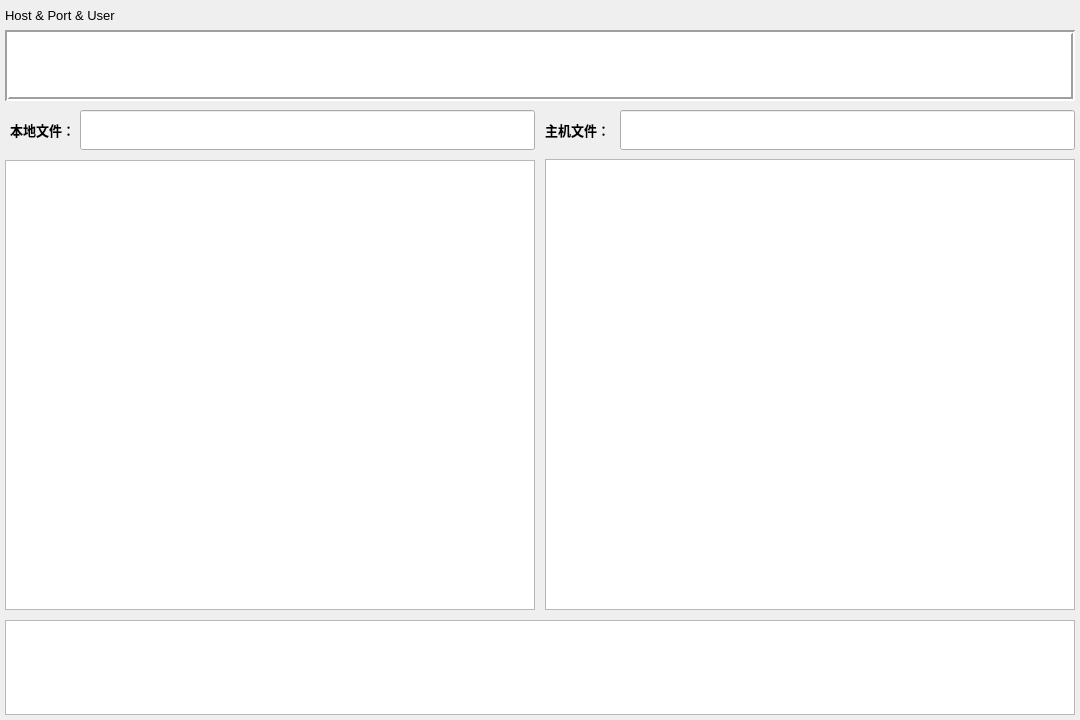
The window that mainwindow.ui (Eldil12/FTP_client) describes before a commit, drawn with Qt 5.
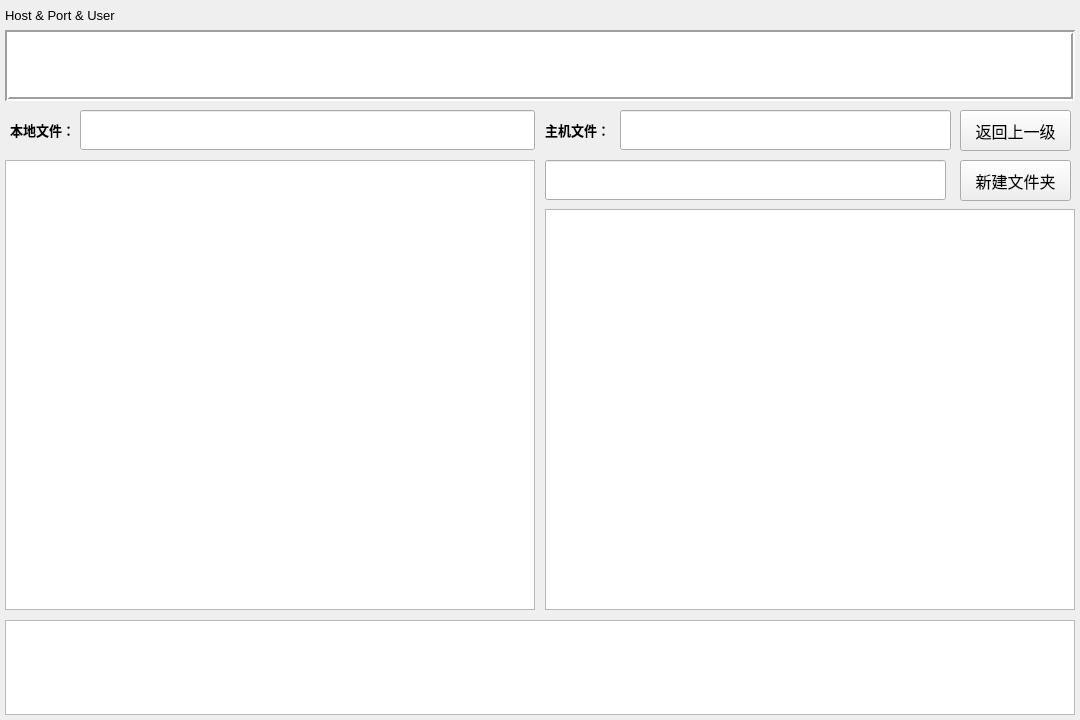
The same window after the commit.

Commit message: 新增目录相关界面

The edit to the form file:
```diff
--- a/mainwindow.ui
+++ b/mainwindow.ui
@@ -83,9 +83,9 @@
     <property name="geometry">
      <rect>
       <x>545</x>
-      <y>159</y>
+      <y>209</y>
       <width>530</width>
-      <height>451</height>
+      <height>401</height>
      </rect>
     </property>
    </widget>
@@ -134,7 +134,7 @@
      <rect>
       <x>620</x>
       <y>110</y>
-      <width>455</width>
+      <width>331</width>
       <height>40</height>
      </rect>
     </property>
@@ -179,6 +179,67 @@
      </rect>
     </property>
    </widget>
+   <widget class="QLineEdit" name="lineEdit_NewFolder">
+    <property name="geometry">
+     <rect>
+      <x>545</x>
+      <y>160</y>
+      <width>401</width>
+      <height>40</height>
+     </rect>
+    </property>
+    <property name="font">
+     <font>
+      <family>Arial</family>
+      <pointsize>10</pointsize>
+      <weight>50</weight>
+      <bold>false</bold>
+     </font>
+    </property>
+    <property name="alignment">
+     <set>Qt::AlignLeading|Qt::AlignLeft|Qt::AlignVCenter</set>
+    </property>
+   </widget>
+   <widget class="QPushButton" name="pushButton_NewFolder">
+    <property name="geometry">
+     <rect>
+      <x>960</x>
+      <y>160</y>
+      <width>111</width>
+      <height>41</height>
+     </rect>
+    </property>
+    <property name="font">
+     <font>
+      <pointsize>12</pointsize>
+      <weight>50</weight>
+      <bold>false</bold>
+     </font>
+    </property>
+    <property name="text">
+     <string>新建文件夹</string>
+    </property>
+   </widget>
+   <widget class="QPushButton" name="pushButton_PreFolder">
+    <property name="geometry">
+     <rect>
+      <x>960</x>
+      <y>110</y>
+      <width>111</width>
+      <height>41</height>
+     </rect>
+    </property>
+    <property name="font">
+     <font>
+      <pointsize>12</pointsize>
+      <weight>50</weight>
+      <bold>false</bold>
+     </font>
+    </property>
+    <property name="text">
+     <string>返回上一级</string>
+    </property>
+   </widget>
   </widget>
  </widget>
  <resources/>
```
The commit also changes 2 other files.
